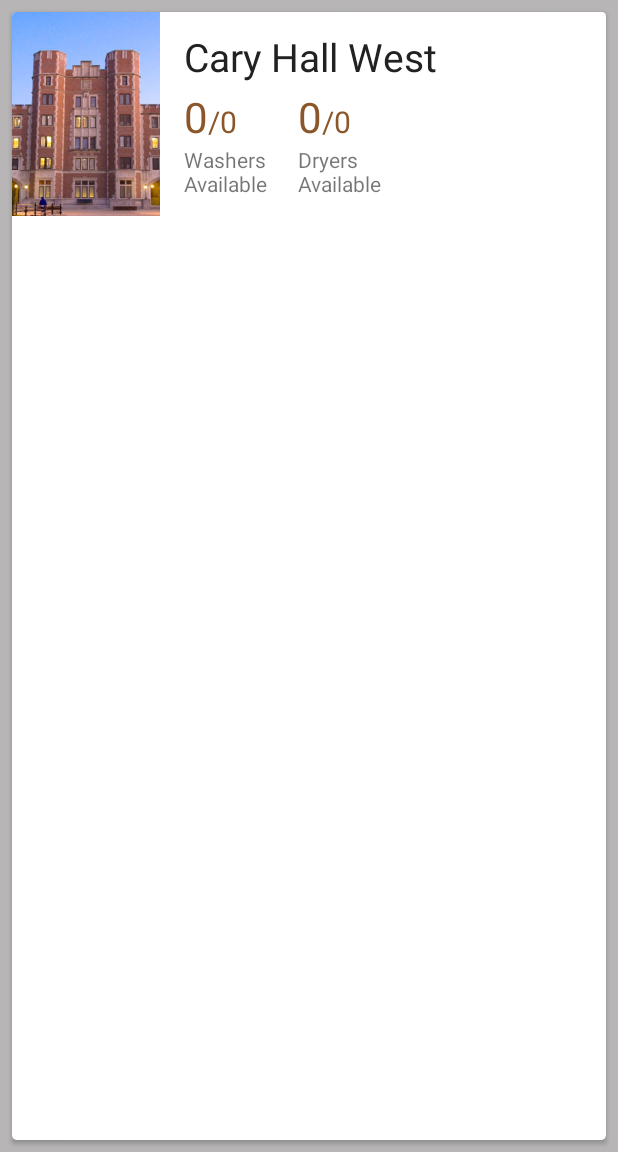
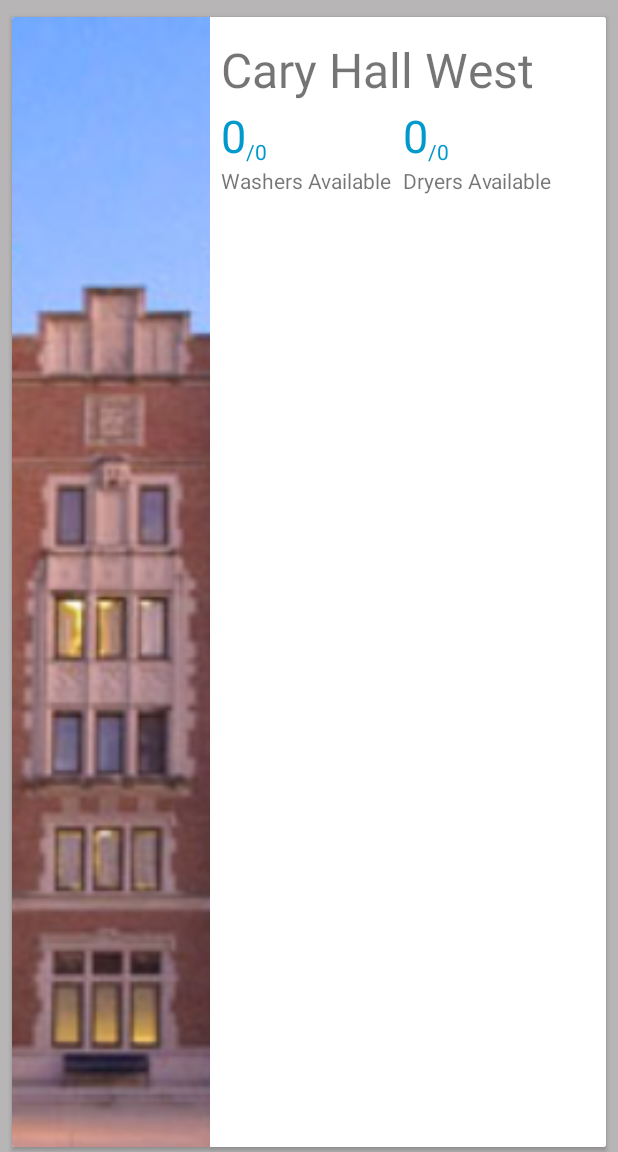
Before and after one commit to Purdue-ACM-SIGAPP/PurdueLaundry-android, an Android app: the screen it shows after launch (LocationActivity), on a phone screen of 412 x 824 dp, the part 84-1236 px from its top. Run offline under Robolectric (Android 15) with nearby library versions, the phone set to English and light mode, and no system bars; our stand-ins replace Picasso; pictures from the network do not load; 2 statements that could not run were skipped.

Commit message:
UI changes in LocationActivity... And a few refactors.

```diff
--- a/app/src/main/java/xyz/jhughes/laundry/MainActivity.java
+++ b/app/src/main/java/xyz/jhughes/laundry/MachineActivity.java
@@ -17,7 +17,7 @@ import android.widget.ListView;
 import xyz.jhughes.laundry.FragmentPagerAdapter.AppSectionsPagerAdapter;
 import xyz.jhughes.laundry.MachineFragments.MachineFragment;
 
-public class MainActivity extends AppCompatActivity {
+public class MachineActivity extends AppCompatActivity {
 
     /**
      * Managing our tabs
--- a/app/src/main/java/xyz/jhughes/laundry/MachineFragments/MachineFragment.java
+++ b/app/src/main/java/xyz/jhughes/laundry/MachineFragments/MachineFragment.java
@@ -23,7 +23,7 @@ import retrofit.Retrofit;
 import xyz.jhughes.laundry.LaundryParser.Constants;
 import xyz.jhughes.laundry.LaundryParser.Machine;
 import xyz.jhughes.laundry.MachineService;
-import xyz.jhughes.laundry.MainActivity;
+import xyz.jhughes.laundry.MachineActivity;
 import xyz.jhughes.laundry.R;
 import xyz.jhughes.laundry.adapters.MachineAdapter;
 
@@ -70,7 +70,7 @@ public class MachineFragment extends Fragment implements SwipeRefreshLayout.OnRe
                              Bundle savedInstanceState) {
 
         isDryers = getArguments().getBoolean("isDryers");
-        selected = Constants.getName(MainActivity.getSelected());
+        selected = Constants.getName(MachineActivity.getSelected());
 
         rootView = inflater.inflate(R.layout.fragment_dryer, container, false);
 
--- a/app/src/main/java/xyz/jhughes/laundry/adapters/LocationAdapter.java
+++ b/app/src/main/java/xyz/jhughes/laundry/adapters/LocationAdapter.java
@@ -12,7 +12,7 @@ import android.widget.ImageView;
 import android.widget.TextView;
 import com.squareup.picasso.Picasso;
 import xyz.jhughes.laundry.LaundryParser.Constants;
-import xyz.jhughes.laundry.MainActivity;
+import xyz.jhughes.laundry.MachineActivity;
 import xyz.jhughes.laundry.R;
 
 import java.util.HashMap;
@@ -53,7 +53,7 @@ public class LocationAdapter extends RecyclerView.Adapter<LocationAdapter.ViewHo
                 SharedPreferences.Editor sharedPreferenceEditor = mContext.getSharedPreferences("xyz.jhughes.laundry", mContext.MODE_PRIVATE).edit();
                 sharedPreferenceEditor.putString("lastRoom", location);
                 sharedPreferenceEditor.apply();
-                Intent intent = new Intent(mContext, MainActivity.class);
+                Intent intent = new Intent(mContext, MachineActivity.class);
                 mContext.startActivity(intent);
             }
         });
@@ -75,10 +75,10 @@ public class LocationAdapter extends RecyclerView.Adapter<LocationAdapter.ViewHo
             cardView = (CardView) v.findViewById(R.id.card_view);
             imageView = (ImageView) v.findViewById(R.id.image_view_location);
             location = (TextView) v.findViewById(R.id.text_view_location_name);
-            washerAvailableCount = (TextView) v.findViewById(R.id.text_view_washer_available_count);
-            washerTotalCount = (TextView) v.findViewById(R.id.text_view_washer_total_count);
-            dryerAvailableCount = (TextView) v.findViewById(R.id.text_view_dryer_available_count);
-            dryerTotalCount = (TextView) v.findViewById(R.id.text_view_dryer_total_count);
+            washerAvailableCount = (TextView) v.findViewById(R.id.text_view_washer_count);
+            dryerAvailableCount = (TextView) v.findViewById(R.id.text_view_dryer_count);
+            washerTotalCount = (TextView) v.findViewById(R.id.text_view_washer_total);
+            dryerTotalCount = (TextView) v.findViewById(R.id.text_view_dryer_total);
         }
     }
 
--- a/app/src/main/res/layout/cardview_location.xml
+++ b/app/src/main/res/layout/cardview_location.xml
@@ -1,19 +1,18 @@
 <?xml version="1.0" encoding="utf-8"?>
 <android.support.v7.widget.CardView
         xmlns:android="http://schemas.android.com/apk/res/android"
-        xmlns:card_view="http://schemas.android.com/apk/res-auto"
         android:id="@+id/card_view"
-        android:layout_width="match_parent"
+        android:layout_width="fill_parent"
         android:layout_height="match_parent"
         android:orientation="vertical"
-        card_view:cardCornerRadius="3dp"
-        android:layout_marginBottom="8dp"
-        android:foreground="?android:attr/selectableItemBackground">
+        android:foreground="?android:attr/selectableItemBackground"
+        android:layout_marginBottom="3dp"
+        android:layout_marginTop="3dp">
 
     <LinearLayout
             android:layout_width="fill_parent"
-        android:layout_height="136dp"
-        android:weightSum="4"
+            android:layout_height="fill_parent"
+            android:weightSum="3"
             android:background="#fff">
 
         <ImageView android:id="@+id/image_view_location"
@@ -24,206 +23,100 @@
 
         <RelativeLayout
                 android:layout_width="0dp"
-            android:layout_height="fill_parent"
-            android:paddingTop="12dp"
-            android:paddingBottom="12dp"
-            android:paddingLeft="16dp"
-            android:paddingRight="12dp"
-            android:layout_weight="3">
-
+                android:layout_height="120dp"
+                android:padding="3dp"
+                android:layout_weight="2"
+                android:layout_marginBottom="10sp"
+                android:layout_marginTop="6sp">
             <TextView
                     android:id="@+id/text_view_location_name"
+                    android:layout_margin="4dp"
                     android:layout_width="match_parent"
                     android:layout_height="wrap_content"
                     android:layout_gravity="center_horizontal"
-                android:textColor="@color/locationName"
-                android:layout_alignParentStart="true"
-                android:layout_alignParentLeft="true"
-                android:textSize="26sp"/>
+                    android:textSize="32sp"
+                    android:typeface="normal"/>
 
             <RelativeLayout
-                android:layout_alignParentBottom="true"
-                android:layout_alignParentLeft="true"
+                    android:id="@+id/washer_layout"
+                    android:layout_margin="4dp"
                     android:layout_width="wrap_content"
-                android:layout_height="wrap_content">
-
-                <!-- Washers -->
-
-                <RelativeLayout
-                    android:id="@+id/washers_layout"
-                    android:layout_width="wrap_content"
-                    android:layout_height="match_parent"
+                    android:layout_height="wrap_content"
                     android:layout_alignParentLeft="true"
                     android:layout_alignParentStart="true"
                     android:layout_alignParentBottom="true">
 
                 <TextView
-                        android:id="@+id/text_view_washer_available_count"
-                        android:layout_width="wrap_content"
-                        android:layout_height="wrap_content"
-                        android:layout_above="@+id/text_view_washer"
-                        android:layout_alignLeft="@id/text_view_washer"
-                        android:textSize="28sp"
-                        android:textColor="@color/availableCount" />
-
-                    <TextView
-                        android:id="@+id/text_view_washer_total_count"
-                        android:layout_width="wrap_content"
-                        android:layout_height="wrap_content"
-                        android:layout_alignBaseline="@id/text_view_washer_available_count"
-                        android:layout_toRightOf="@id/text_view_washer_available_count"
-                        android:textSize="20sp"
-                        android:textColor="@color/availableCount"/>
-
-                    <TextView
-                        android:id="@id/text_view_washer"
+                        android:id="@+id/text_view_washer"
                         android:layout_width="wrap_content"
                         android:layout_height="wrap_content"
                         android:layout_alignParentLeft="true"
                         android:layout_alignParentStart="true"
                         android:layout_alignParentBottom="true"
-                        android:textSize="14dp"
-                        android:text="@string/washers_available"/>
+                        android:text="@string/washers_available"
+                        android:typeface="normal"/>
+
+                <TextView
+                        android:id="@+id/text_view_washer_count"
+                        android:layout_width="wrap_content"
+                        android:layout_height="wrap_content"
+                        android:layout_above="@id/text_view_washer"
+                        android:textSize="30sp"
+                        android:textColor="@android:color/holo_blue_dark"
+                        android:typeface="normal"/>
+
+                <TextView
+                        android:layout_width="wrap_content"
+                        android:layout_height="wrap_content"
+                        android:id="@+id/text_view_washer_total"
+                        android:layout_toRightOf="@id/text_view_washer_count"
+                        android:layout_toEndOf="@id/text_view_washer_count"
+                        android:layout_above="@id/text_view_washer"
+                        android:textColor="@android:color/holo_blue_dark"/>
 
             </RelativeLayout>
 
-                <!-- Dryers -->
-
             <RelativeLayout
+                    android:id="@+id/dryer_layout"
+                    android:layout_margin="4dp"
                     android:layout_width="wrap_content"
-                    android:layout_height="match_parent"
-                    android:layout_toRightOf="@id/washers_layout"
+                    android:layout_height="wrap_content"
                     android:layout_alignParentBottom="true"
-                    android:layout_marginLeft="20dp">
+                    android:layout_toEndOf="@id/washer_layout"
+                    android:layout_toRightOf="@id/washer_layout">
 
                 <TextView
-                        android:id="@+id/text_view_dryer_available_count"
-                        android:layout_width="wrap_content"
-                        android:layout_height="wrap_content"
-                        android:layout_above="@+id/text_view_dryer"
-                        android:layout_alignLeft="@id/text_view_dryer"
-                        android:textSize="28sp"
-                        android:textColor="@color/availableCount" />
-
-                    <TextView
-                        android:id="@+id/text_view_dryer_total_count"
-                        android:layout_width="wrap_content"
-                        android:layout_height="wrap_content"
-                        android:layout_alignBaseline="@id/text_view_dryer_available_count"
-                        android:layout_toRightOf="@id/text_view_dryer_available_count"
-                        android:textSize="20sp"
-                        android:textColor="@color/availableCount"/>
-
-                    <TextView
-                        android:id="@id/text_view_dryer"
+                        android:id="@+id/text_view_dryer"
                         android:layout_width="wrap_content"
                         android:layout_height="wrap_content"
                         android:layout_alignParentLeft="true"
                         android:layout_alignParentStart="true"
                         android:layout_alignParentBottom="true"
-                        android:textSize="14dp"
-                        android:text="@string/dryers_available"/>
+                        android:text="@string/dryers_available"
+                        android:typeface="normal"/>
+
+                <TextView
+                        android:id="@+id/text_view_dryer_count"
+                        android:layout_width="wrap_content"
+                        android:layout_height="wrap_content"
+                        android:layout_above="@id/text_view_dryer"
+                        android:textSize="30sp"
+                        android:textColor="@android:color/holo_blue_dark"
+                        android:typeface="normal"/>
+
+                <TextView
+                        android:layout_width="wrap_content"
+                        android:layout_height="wrap_content"
+                        android:id="@+id/text_view_dryer_total"
+                        android:layout_toRightOf="@id/text_view_dryer_count"
+                        android:layout_toEndOf="@id/text_view_dryer_count"
+                        android:layout_above="@id/text_view_dryer"
+                        android:textColor="@android:color/holo_blue_dark"/>
+
 
             </RelativeLayout>
 
         </RelativeLayout>
 
-                <!--<LinearLayout-->
-                    <!--android:layout_width="0dp"-->
-                    <!--android:layout_height="wrap_content"-->
-                    <!--android:layout_weight="1">-->
-
-                    <!--<TextView-->
-                        <!--android:id="@+id/text_view_dryer_available_count"-->
-                        <!--android:layout_width="wrap_content"-->
-                        <!--android:layout_height="wrap_content"-->
-                        <!--android:textSize="36sp"-->
-                        <!--android:textColor="@color/availableCount" />-->
-
-                    <!--<TextView-->
-                        <!--android:id="@+id/text_view_dryer_total_count"-->
-                        <!--android:layout_width="wrap_content"-->
-                        <!--android:layout_height="wrap_content"-->
-                        <!--android:textSize="24sp"-->
-                        <!--android:textColor="@color/availableCount"/>-->
-
-                <!--</LinearLayout>-->
-
-            <!--</LinearLayout>-->
-
-            <!--<RelativeLayout-->
-                    <!--android:id="@+id/washer_layout"-->
-                    <!--android:layout_margin="8dp"-->
-                    <!--android:layout_width="wrap_content"-->
-                    <!--android:layout_height="wrap_content"-->
-                    <!--android:layout_alignParentLeft="true"-->
-                    <!--android:layout_alignParentStart="true"-->
-                    <!--android:layout_alignParentBottom="true">-->
-
-                <!--<TextView-->
-                        <!--android:id="@+id/text_view_washer"-->
-                        <!--android:layout_width="wrap_content"-->
-                        <!--android:layout_height="wrap_content"-->
-                        <!--android:layout_alignParentLeft="true"-->
-                        <!--android:layout_alignParentStart="true"-->
-                        <!--android:layout_alignParentBottom="true"-->
-                        <!--android:textSize="14dp"-->
-                        <!--android:text="@string/washers_available"/>-->
-
-                <!--<TextView-->
-                        <!--android:id="@+id/text_view_washer_count"-->
-                        <!--android:layout_width="wrap_content"-->
-                        <!--android:layout_height="wrap_content"-->
-                        <!--android:layout_above="@id/text_view_washer"-->
-                        <!--android:textSize="24sp"-->
-                        <!--android:textColor="@color/availableCount"/>-->
-
-            <!--</RelativeLayout>-->
-
-            <!--<RelativeLayout-->
-                    <!--android:id="@+id/dryer_layout"-->
-                    <!--android:layout_margin="8dp"-->
-                    <!--android:layout_width="wrap_content"-->
-                    <!--android:layout_height="wrap_content"-->
-                    <!--android:layout_alignParentBottom="true"-->
-                    <!--android:layout_toEndOf="@id/washer_layout"-->
-                    <!--android:layout_toRightOf="@id/washer_layout">-->
-
-                <!--<TextView-->
-                        <!--android:id="@+id/text_view_dryer"-->
-                        <!--android:layout_width="wrap_content"-->
-                        <!--android:layout_height="wrap_content"-->
-                        <!--android:layout_alignParentLeft="true"-->
-                        <!--android:layout_alignParentStart="true"-->
-                        <!--android:layout_alignParentBottom="true"-->
-                        <!--android:textSize="14dp"-->
-                        <!--android:text="@string/dryers_available"/>-->
-
-                <!--&lt;!&ndash;<LinearLayout&ndash;&gt;-->
-                    <!--&lt;!&ndash;android:layout_width="match_parent"&ndash;&gt;-->
-                    <!--&lt;!&ndash;android:layout_height="match_parent"&ndash;&gt;-->
-                    <!--&lt;!&ndash;android:layout_above="@id/text_view_dryer"&ndash;&gt;-->
-                    <!--&lt;!&ndash;android:orientation="horizontal">&ndash;&gt;-->
-
-                        <!--&lt;!&ndash;<TextView&ndash;&gt;-->
-                            <!--&lt;!&ndash;android:id="@+id/poop"&ndash;&gt;-->
-                            <!--&lt;!&ndash;android:layout_width="wrap_content"&ndash;&gt;-->
-                            <!--&lt;!&ndash;android:layout_height="wrap_content"&ndash;&gt;-->
-                            <!--&lt;!&ndash;android:textSize="36sp"&ndash;&gt;-->
-                            <!--&lt;!&ndash;android:textColor="@color/availableCount" />&ndash;&gt;-->
-
-                        <!--&lt;!&ndash;<TextView&ndash;&gt;-->
-                            <!--&lt;!&ndash;android:id="@+id/poop2"&ndash;&gt;-->
-                            <!--&lt;!&ndash;android:layout_width="wrap_content"&ndash;&gt;-->
-                            <!--&lt;!&ndash;android:layout_height="wrap_content"&ndash;&gt;-->
-                            <!--&lt;!&ndash;android:textSize="24sp"&ndash;&gt;-->
-                            <!--&lt;!&ndash;android:textColor="@color/availableCount"/>&ndash;&gt;-->
-
-                <!--&lt;!&ndash;</LinearLayout>&ndash;&gt;-->
-
-            <!--</RelativeLayout>-->
-
-        </RelativeLayout>
-
     </LinearLayout>
 </android.support.v7.widget.CardView>
--- a/app/src/main/res/layout/cardview_machine.xml
+++ b/app/src/main/res/layout/cardview_machine.xml
@@ -38,7 +38,7 @@
                     android:layout_marginTop="-2dp"
                     android:id="@+id/machine_status_text_view"
                     android:maxLines="1"
-                    android:textSize="24dp"
+                    android:textSize="20dp"
                     android:text="In use"/>
 
             <!--<TextView-->
--- a/app/src/main/res/menu/menu_main.xml
+++ b/app/src/main/res/menu/menu_main.xml
@@ -1,7 +1,7 @@
 <menu xmlns:android="http://schemas.android.com/apk/res/android"
       xmlns:app="http://schemas.android.com/apk/res-auto"
       xmlns:tools="http://schemas.android.com/tools"
-      tools:context="xyz.jhughes.laundry.MainActivity">
+      tools:context="xyz.jhughes.laundry.MachineActivity">
     <item
             android:title="@string/display_parameters"
             app:showAsAction="always"
--- a/app/src/main/res/values/strings.xml
+++ b/app/src/main/res/values/strings.xml
@@ -19,8 +19,8 @@
     <string name="Time">0 Minutes Remaining</string>
     <string name="Finished">Set an alarm for when finished</string>
     <string name="five_until_fin">Set an alarm for 5 minutes before finished</string>
-    <string name="dryers_available">Dryers\nAvailable</string>
-    <string name="washers_available">Washers\nAvailable</string>
+    <string name="dryers_available">Dryers Available</string>
+    <string name="washers_available">Washers Available</string>
     <string name="ResHallPic">ResHallPic</string>
 
     <array name="options">
```
Also changed, not shown: app/src/main/AndroidManifest.xml (+9 -6 lines). Lines whose indentation alone changed are shown as unchanged.
